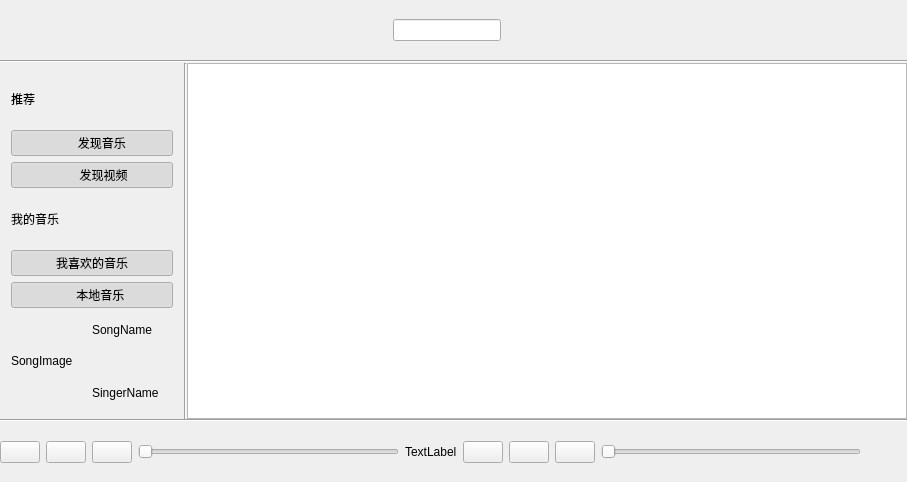
Above: Human-Interaction/Music_Play/mainwindow.ui from 100yang/Study before the change. Below: the same form after it.
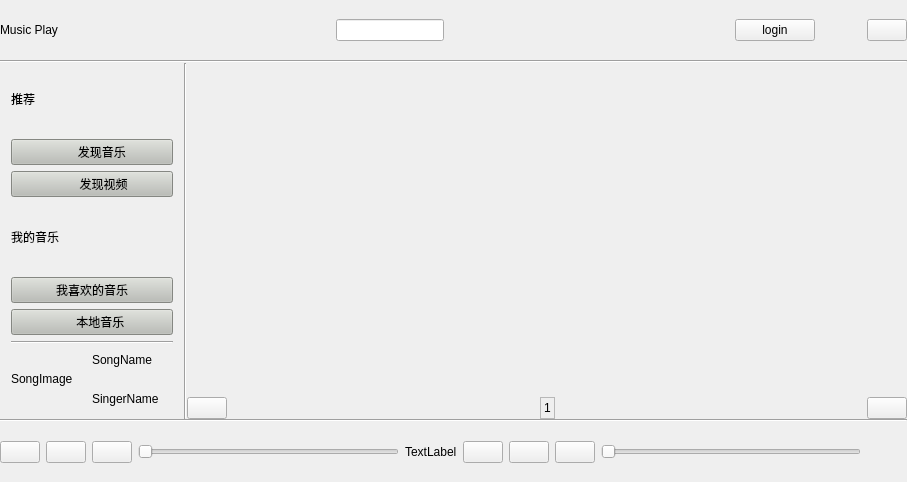
That is the form after the change. Icons and pictures are not drawn. Custom widgets are drawn as their Qt base class.

What changed in the file:
```diff
--- a/Human-Interaction/Music_Play/mainwindow.ui
+++ b/Human-Interaction/Music_Play/mainwindow.ui
@@ -42,7 +42,7 @@
    <bool>false</bool>
   </property>
   <property name="styleSheet">
-   <string notr="true">border-color:rgb(204, 0, 0);</string>
+   <string notr="true"/>
   </property>
   <widget class="QWidget" name="centralWidget">
    <layout class="QVBoxLayout" name="verticalLayout">
@@ -75,6 +75,9 @@
         <height>60</height>
        </size>
       </property>
+      <property name="styleSheet">
+       <string notr="true"/>
+      </property>
       <layout class="QHBoxLayout" name="horizontalLayout_3">
        <property name="leftMargin">
         <number>0</number>
@@ -88,6 +91,13 @@
        <property name="bottomMargin">
         <number>0</number>
        </property>
+       <item>
+        <widget class="QLabel" name="label_4">
+         <property name="text">
+          <string>Music Play</string>
+         </property>
+        </widget>
+       </item>
        <item>
         <spacer name="horizontalSpacer_4">
          <property name="orientation">
@@ -153,6 +163,36 @@
          </property>
         </spacer>
        </item>
+       <item>
+        <widget class="QPushButton" name="loginbtn">
+         <property name="text">
+          <string>login</string>
+         </property>
+        </widget>
+       </item>
+       <item>
+        <widget class="QPushButton" name="minbtn">
+         <property name="styleSheet">
+          <string notr="true">border-image:url(:/Images/minsize.png)</string>
+         </property>
+         <property name="text">
+          <string/>
+         </property>
+         <property name="flat">
+          <bool>true</bool>
+         </property>
+        </widget>
+       </item>
+       <item>
+        <widget class="QPushButton" name="closebtn">
+         <property name="styleSheet">
+          <string notr="true">border-image:url(:/Images/close.png);</string>
+         </property>
+         <property name="text">
+          <string/>
+         </property>
+        </widget>
+       </item>
       </layout>
      </widget>
     </item>
@@ -197,10 +237,7 @@
        <number>0</number>
       </property>
       <item>
-       <widget class="QWidget" name="widget" native="true"/>
-      </item>
-      <item>
-       <widget class="QWidget" name="widget_2" native="true">
+       <widget class="QWidget" name="OptionBase" native="true">
         <property name="sizePolicy">
          <sizepolicy hsizetype="Preferred" vsizetype="Preferred">
           <horstretch>10</horstretch>
@@ -249,10 +286,24 @@
              </widget>
             </item>
             <item>
-             <widget class="QPushButton" name="pushButton">
+             <widget class="Line" name="line_7">
+              <property name="lineWidth">
+               <number>0</number>
+              </property>
+              <property name="orientation">
+               <enum>Qt::Horizontal</enum>
+              </property>
+             </widget>
+            </item>
+            <item>
+             <widget class="QPushButton" name="findmusicbtn">
               <property name="layoutDirection">
                <enum>Qt::LeftToRight</enum>
               </property>
+              <property name="styleSheet">
+               <string notr="true">background-color:rgb(186, 189, 182);
+</string>
+              </property>
               <property name="text">
                <string>      发现音乐</string>
               </property>
@@ -261,10 +312,10 @@
                 <normaloff>:/Images/music.png</normaloff>:/Images/music.png</iconset>
               </property>
               <property name="checkable">
-               <bool>true</bool>
+               <bool>false</bool>
               </property>
               <property name="checked">
-               <bool>true</bool>
+               <bool>false</bool>
               </property>
              </widget>
             </item>
@@ -285,10 +336,14 @@
              </spacer>
             </item>
             <item>
-             <widget class="QPushButton" name="pushButton_2">
+             <widget class="QPushButton" name="findvideobtn">
               <property name="layoutDirection">
                <enum>Qt::LeftToRight</enum>
               </property>
+              <property name="styleSheet">
+               <string notr="true">background-color:rgb(186, 189, 182);
+</string>
+              </property>
               <property name="text">
                <string>       发现视频</string>
               </property>
@@ -297,10 +352,10 @@
                 <normaloff>:/Images/mv.png</normaloff>:/Images/mv.png</iconset>
               </property>
               <property name="checkable">
-               <bool>true</bool>
+               <bool>false</bool>
               </property>
               <property name="checked">
-               <bool>true</bool>
+               <bool>false</bool>
               </property>
               <property name="autoRepeat">
                <bool>false</bool>
@@ -323,6 +378,19 @@
               </property>
              </spacer>
             </item>
+            <item>
+             <widget class="Line" name="line_4">
+              <property name="frameShadow">
+               <enum>QFrame::Raised</enum>
+              </property>
+              <property name="lineWidth">
+               <number>0</number>
+              </property>
+              <property name="orientation">
+               <enum>Qt::Horizontal</enum>
+              </property>
+             </widget>
+            </item>
             <item>
              <widget class="QLabel" name="label_2">
               <property name="maximumSize">
@@ -337,7 +405,21 @@
              </widget>
             </item>
             <item>
-             <widget class="QPushButton" name="pushButton_3">
+             <widget class="Line" name="line_3">
+              <property name="lineWidth">
+               <number>0</number>
+              </property>
+              <property name="orientation">
+               <enum>Qt::Horizontal</enum>
+              </property>
+             </widget>
+            </item>
+            <item>
+             <widget class="QPushButton" name="likemusic">
+              <property name="styleSheet">
+               <string notr="true">background-color:rgb(186, 189, 182);
+</string>
+              </property>
               <property name="text">
                <string>我喜欢的音乐</string>
               </property>
@@ -346,10 +428,10 @@
                 <normaloff>:/Images/lovemusic.png</normaloff>:/Images/lovemusic.png</iconset>
               </property>
               <property name="checkable">
-               <bool>true</bool>
+               <bool>false</bool>
               </property>
               <property name="checked">
-               <bool>true</bool>
+               <bool>false</bool>
               </property>
              </widget>
             </item>
@@ -370,7 +452,11 @@
              </spacer>
             </item>
             <item>
-             <widget class="QPushButton" name="pushButton_4">
+             <widget class="QPushButton" name="localmusic">
+              <property name="styleSheet">
+               <string notr="true">background-color:rgb(186, 189, 182);
+</string>
+              </property>
               <property name="text">
                <string>     本地音乐</string>
               </property>
@@ -379,46 +465,74 @@
                 <normaloff>:/Images/localmusic.png</normaloff>:/Images/localmusic.png</iconset>
               </property>
               <property name="checkable">
-               <bool>true</bool>
+               <bool>false</bool>
               </property>
               <property name="checked">
-               <bool>true</bool>
+               <bool>false</bool>
               </property>
              </widget>
             </item>
             <item>
-             <layout class="QGridLayout" name="gridLayout">
-              <property name="topMargin">
-               <number>0</number>
+             <widget class="Line" name="line_2">
+              <property name="orientation">
+               <enum>Qt::Horizontal</enum>
               </property>
-              <property name="spacing">
-               <number>0</number>
-              </property>
-              <item row="0" column="0" rowspan="3">
-               <widget class="QLabel" name="SongImage">
-                <property name="text">
-                 <string>SongImage</string>
-                </property>
-                <property name="scaledContents">
-                 <bool>true</bool>
-                </property>
-               </widget>
-              </item>
-              <item row="2" column="1">
-               <widget class="QLabel" name="SingerName">
-                <property name="text">
-                 <string>SingerName</string>
-                </property>
-               </widget>
-              </item>
-              <item row="0" column="1">
-               <widget class="QLabel" name="SongName">
-                <property name="text">
-                 <string>SongName</string>
-                </property>
-               </widget>
-              </item>
-             </layout>
+             </widget>
+            </item>
+            <item>
+             <widget class="QWidget" name="widget_3" native="true">
+              <layout class="QHBoxLayout" name="horizontalLayout_6">
+               <property name="spacing">
+                <number>0</number>
+               </property>
+               <property name="leftMargin">
+                <number>0</number>
+               </property>
+               <property name="topMargin">
+                <number>0</number>
+               </property>
+               <property name="rightMargin">
+                <number>0</number>
+               </property>
+               <property name="bottomMargin">
+                <number>0</number>
+               </property>
+               <item>
+                <layout class="QGridLayout" name="gridLayout">
+                 <property name="topMargin">
+                  <number>0</number>
+                 </property>
+                 <property name="spacing">
+                  <number>0</number>
+                 </property>
+                 <item row="0" column="1">
+                  <widget class="QLabel" name="SongName">
+                   <property name="text">
+                    <string>SongName</string>
+                   </property>
+                  </widget>
+                 </item>
+                 <item row="0" column="0" rowspan="3">
+                  <widget class="QLabel" name="SongImage">
+                   <property name="text">
+                    <string>SongImage</string>
+                   </property>
+                   <property name="scaledContents">
+                    <bool>true</bool>
+                   </property>
+                  </widget>
+                 </item>
+                 <item row="2" column="1">
+                  <widget class="QLabel" name="SingerName">
+                   <property name="text">
+                    <string>SingerName</string>
+                   </property>
+                  </widget>
+                 </item>
+                </layout>
+               </item>
+              </layout>
+             </widget>
             </item>
             <item>
              <spacer name="verticalSpacer_6">
@@ -442,22 +556,6 @@
         </layout>
        </widget>
       </item>
-      <item>
-       <spacer name="horizontalSpacer">
-        <property name="orientation">
-         <enum>Qt::Horizontal</enum>
-        </property>
-        <property name="sizeType">
-         <enum>QSizePolicy::Fixed</enum>
-        </property>
-        <property name="sizeHint" stdset="0">
-         <size>
-          <width>0</width>
-          <height>20</height>
-         </size>
-        </property>
-       </spacer>
-      </item>
       <item>
        <widget class="Line" name="line_6">
         <property name="orientation">
@@ -466,7 +564,7 @@
        </widget>
       </item>
       <item>
-       <widget class="QWidget" name="widget_4" native="true">
+       <widget class="QWidget" name="SerachResultBase" native="true">
         <property name="sizePolicy">
          <sizepolicy hsizetype="Preferred" vsizetype="Preferred">
           <horstretch>39</horstretch>
@@ -476,10 +574,7 @@
         <property name="autoFillBackground">
          <bool>false</bool>
         </property>
-        <layout class="QHBoxLayout" name="horizontalLayout_4">
-         <property name="spacing">
-          <number>0</number>
-         </property>
+        <layout class="QVBoxLayout" name="verticalLayout_4">
          <property name="leftMargin">
           <number>0</number>
          </property>
@@ -494,48 +589,88 @@
          </property>
          <item>
           <widget class="QStackedWidget" name="stackedWidget">
-           <property name="frameShape">
-            <enum>QFrame::NoFrame</enum>
-           </property>
-           <property name="currentIndex">
-            <number>0</number>
-           </property>
-           <widget class="QWidget" name="serachpage">
-            <layout class="QHBoxLayout" name="horizontalLayout_5">
-             <property name="spacing">
-              <number>0</number>
-             </property>
-             <property name="leftMargin">
-              <number>0</number>
-             </property>
-             <property name="topMargin">
-              <number>0</number>
-             </property>
-             <property name="rightMargin">
-              <number>0</number>
-             </property>
-             <property name="bottomMargin">
-              <number>0</number>
-             </property>
-             <item>
-              <widget class="ShowPlayList" name="SerachList">
-               <property name="autoFillBackground">
-                <bool>true</bool>
-               </property>
-               <property name="styleSheet">
-                <string notr="true"/>
-               </property>
-               <property name="frameShadow">
-                <enum>QFrame::Sunken</enum>
-               </property>
-               <property name="lineWidth">
-                <number>0</number>
-               </property>
-              </widget>
-             </item>
-            </layout>
-           </widget>
-           <widget class="QWidget" name="lyricpage"/>
+           <widget class="DisplayResult" name="page0"/>
+           <widget class="DisplayResult" name="page1"/>
+           <widget class="DisplayResult" name="page2"/>
+          </widget>
+         </item>
+         <item>
+          <widget class="QWidget" name="widget" native="true">
+           <layout class="QHBoxLayout" name="horizontalLayout_4">
+            <property name="spacing">
+             <number>0</number>
+            </property>
+            <property name="leftMargin">
+             <number>0</number>
+            </property>
+            <property name="topMargin">
+             <number>0</number>
+            </property>
+            <property name="rightMargin">
+             <number>0</number>
+            </property>
+            <property name="bottomMargin">
+             <number>0</number>
+            </property>
+            <item>
+             <widget class="QPushButton" name="prepagebtn">
+              <property name="text">
+               <string/>
+              </property>
+              <property name="icon">
+               <iconset resource="res.qrc">
+                <normaloff>:/Images/prepage.png</normaloff>:/Images/prepage.png</iconset>
+              </property>
+             </widget>
+            </item>
+            <item>
+             <spacer name="horizontalSpacer">
+              <property name="orientation">
+               <enum>Qt::Horizontal</enum>
+              </property>
+              <property name="sizeHint" stdset="0">
+               <size>
+                <width>319</width>
+                <height>20</height>
+               </size>
+              </property>
+             </spacer>
+            </item>
+            <item>
+             <widget class="QLabel" name="pagelabel">
+              <property name="frameShape">
+               <enum>QFrame::StyledPanel</enum>
+              </property>
+              <property name="text">
+               <string>1</string>
+              </property>
+             </widget>
+            </item>
+            <item>
+             <spacer name="horizontalSpacer_12">
+              <property name="orientation">
+               <enum>Qt::Horizontal</enum>
+              </property>
+              <property name="sizeHint" stdset="0">
+               <size>
+                <width>318</width>
+                <height>20</height>
+               </size>
+              </property>
+             </spacer>
+            </item>
+            <item>
+             <widget class="QPushButton" name="nextpagebtn">
+              <property name="text">
+               <string/>
+              </property>
+              <property name="icon">
+               <iconset resource="res.qrc">
+                <normaloff>:/Images/nextpage.png</normaloff>:/Images/nextpage.png</iconset>
+              </property>
+             </widget>
+            </item>
+           </layout>
           </widget>
          </item>
         </layout>
@@ -837,9 +972,10 @@
  <layoutdefault spacing="6" margin="11"/>
  <customwidgets>
   <customwidget>
-   <class>ShowPlayList</class>
-   <extends>QListWidget</extends>
-   <header location="global">showplaylist.h</header>
+   <class>DisplayResult</class>
+   <extends>QWidget</extends>
+   <header location="global">displayresult.h</header>
+   <container>1</container>
   </customwidget>
  </customwidgets>
  <resources>
```
